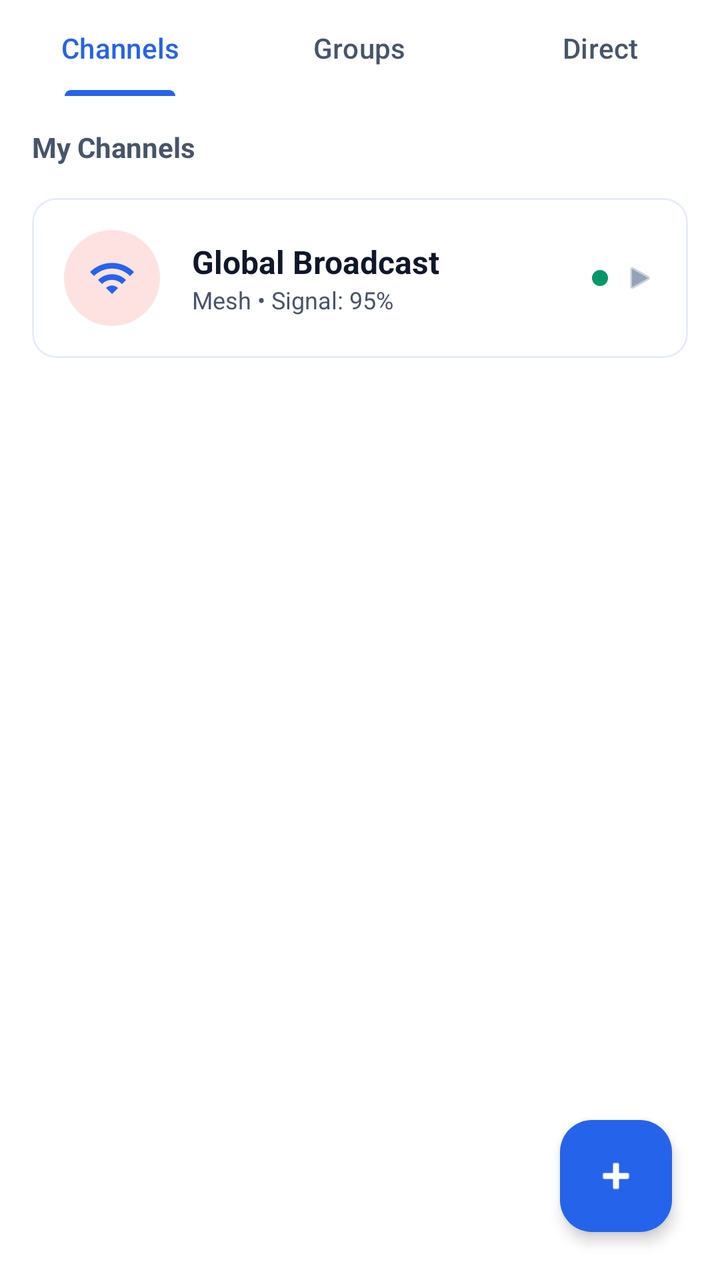
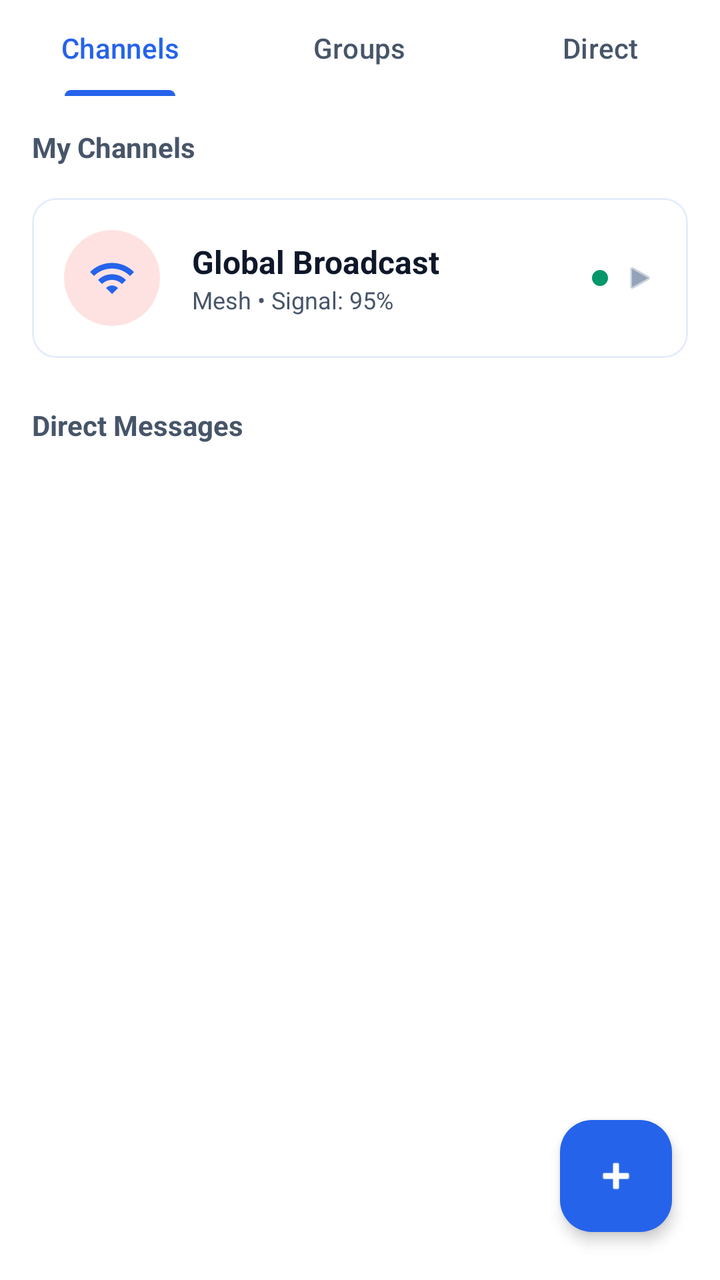

Two renders of the same Android screen: before a commit and after it. Below are the layout's source before the change and the commit's diff.
<!-- AndroidManifest.xml: application theme Theme.DisasterComm -->
<!-- res/layout/fragment_chat.xml -->
<?xml version="1.0" encoding="utf-8"?>
<FrameLayout
    xmlns:android="http://schemas.android.com/apk/res/android"
    xmlns:app="http://schemas.android.com/apk/res-auto"
    android:layout_width="match_parent"
    android:layout_height="match_parent"
    android:background="@color/background">

    <View
        android:id="@+id/chatHeader"
        android:layout_width="0dp"
        android:layout_height="0dp"
        android:visibility="gone"/>

    
    <LinearLayout
        android:id="@+id/layoutChannelList"
        android:layout_width="match_parent"
        android:layout_height="match_parent"
        android:orientation="vertical"
        android:visibility="visible">

        
        <com.google.android.material.tabs.TabLayout
            android:id="@+id/tabLayout"
            android:layout_width="match_parent"
            android:layout_height="wrap_content"
            android:background="@color/surface"
            app:tabIndicatorColor="@color/primary"
            app:tabSelectedTextColor="@color/primary"
            app:tabTextColor="@color/text_secondary"
            app:tabMode="fixed">

            <com.google.android.material.tabs.TabItem android:text="Channels"/>
            <com.google.android.material.tabs.TabItem android:text="Groups"/>
            <com.google.android.material.tabs.TabItem android:text="Direct"/>
        </com.google.android.material.tabs.TabLayout>

        <TextView
            android:layout_width="match_parent"
            android:layout_height="wrap_content"
            android:text="My Channels"
            android:textStyle="bold"
            android:textColor="@color/text_secondary"
            android:padding="16dp"
            android:textSize="14sp"/>

        
        <com.google.android.material.card.MaterialCardView
            android:id="@+id/cardGlobalBroadcast"
            android:layout_width="match_parent"
            android:layout_height="wrap_content"
            android:layout_marginHorizontal="16dp"
            app:cardCornerRadius="12dp"
            app:cardElevation="0dp"
            app:strokeWidth="1dp"
            app:strokeColor="@color/surface_dim"
            android:clickable="true"
            android:focusable="true"
            android:background="?attr/selectableItemBackground">
            <LinearLayout
                android:layout_width="match_parent"
                android:layout_height="wrap_content"
                android:orientation="horizontal"
                android:padding="16dp"
                android:gravity="center_vertical">
                
                <FrameLayout
                    android:layout_width="48dp"
                    android:layout_height="48dp"
                    android:background="@drawable/circle_background"
                    android:backgroundTint="#FEE2E2">
                    <ImageView android:layout_width="24dp" android:layout_height="24dp" android:src="@drawable/ic_wifi" app:tint="@color/primary" android:layout_gravity="center"/>
                </FrameLayout>
                
                <LinearLayout
                    android:layout_width="0dp"
                    android:layout_height="wrap_content"
                    android:layout_weight="1"
                    android:layout_marginStart="16dp"
                    android:orientation="vertical">
                    <TextView android:layout_width="wrap_content" android:layout_height="wrap_content" android:text="Global Broadcast" android:textStyle="bold" android:textColor="@color/text_primary" android:textSize="16sp"/>
                    <TextView android:layout_width="wrap_content" android:layout_height="wrap_content" android:text="Mesh • Signal: 95%" android:textColor="@color/text_secondary" android:textSize="12sp"/>
                </LinearLayout>

                <View android:layout_width="8dp" android:layout_height="8dp" android:background="@drawable/circle_background" android:backgroundTint="@color/success" android:layout_marginEnd="8dp"/>
                <ImageView android:layout_width="16dp" android:layout_height="16dp" android:src="@android:drawable/ic_media_play" app:tint="@color/text_tertiary"/>
            </LinearLayout>
        </com.google.android.material.card.MaterialCardView>

        
        <RelativeLayout
            android:layout_width="match_parent"
            android:layout_height="match_parent">
            <com.google.android.material.floatingactionbutton.FloatingActionButton
                android:layout_width="wrap_content"
                android:layout_height="wrap_content"
                android:layout_alignParentBottom="true"
                android:layout_alignParentEnd="true"
                android:layout_margin="24dp"
                android:src="@android:drawable/ic_input_add"
                app:backgroundTint="@color/primary"
                app:tint="@color/white"
                app:elevation="4dp"/>
        </RelativeLayout>
    </LinearLayout>

    
    <LinearLayout
        android:id="@+id/layoutChannelDetail"
        android:layout_width="match_parent"
        android:layout_height="match_parent"
        android:orientation="vertical"
        android:visibility="gone"
        android:background="@color/surface">

        
        <LinearLayout
            android:layout_width="match_parent"
            android:layout_height="wrap_content"
            android:orientation="horizontal"
            android:background="@color/primary"
            android:padding="16dp"
            android:gravity="center_vertical"
            android:elevation="4dp">
            
            <ImageView
                android:id="@+id/btnBackToChannels"
                android:layout_width="24dp"
                android:layout_height="24dp"
                android:src="@android:drawable/ic_media_previous"
                app:tint="@color/white"
                android:clickable="true"
                android:focusable="true"/>
                
            <LinearLayout
                android:layout_width="0dp"
                android:layout_height="wrap_content"
                android:layout_weight="1"
                android:layout_marginStart="16dp"
                android:orientation="vertical">
                <TextView android:layout_width="wrap_content" android:layout_height="wrap_content" android:text="Global Broadcast" android:textColor="@color/white" android:textStyle="bold" android:textSize="18sp"/>
                <TextView android:layout_width="wrap_content" android:layout_height="wrap_content" android:text="95% Signal Strength" android:textColor="#FEE2E2" android:textSize="12sp"/>
            </LinearLayout>
            
            <ImageView
                android:layout_width="24dp"
                android:layout_height="24dp"
                android:src="@android:drawable/ic_menu_more"
                app:tint="@color/white"/>
        </LinearLayout>

        
        <com.google.android.material.card.MaterialCardView
            android:layout_width="match_parent"
            android:layout_height="wrap_content"
            android:layout_margin="16dp"
            app:cardCornerRadius="12dp"
            app:cardElevation="0dp"
            app:strokeWidth="1dp"
            app:strokeColor="@color/surface_dim"
            app:cardBackgroundColor="@color/surface_variant">
            <LinearLayout
                android:layout_width="match_parent"
                android:layout_height="wrap_content"
                android:orientation="vertical"
                android:padding="16dp"
                android:gravity="center">
                
                <FrameLayout
                    android:layout_width="48dp"
                    android:layout_height="48dp"
                    android:background="@drawable/circle_background"
                    android:backgroundTint="#FEE2E2"
                    android:layout_marginBottom="8dp">
                    <ImageView android:layout_width="24dp" android:layout_height="24dp" android:src="@drawable/ic_wifi" app:tint="@color/primary" android:layout_gravity="center"/>
                </FrameLayout>
                
                <TextView android:layout_width="wrap_content" android:layout_height="wrap_content" android:text="Global Broadcast Channel" android:textStyle="bold" android:textColor="@color/text_primary" android:textSize="16sp"/>
                <TextView android:layout_width="wrap_content" android:layout_height="wrap_content" android:text="Official channel for important updates\nand emergency information." android:textColor="@color/text_secondary" android:textSize="12sp" android:textAlignment="center" android:layout_marginTop="4dp"/>
            </LinearLayout>
        </com.google.android.material.card.MaterialCardView>

        
        <androidx.recyclerview.widget.RecyclerView
            android:id="@+id/rvMessages"
            android:layout_width="match_parent"
            android:layout_height="0dp"
            android:layout_weight="1"
            android:padding="8dp"
            android:clipToPadding="false"/>

        
        <LinearLayout
            android:layout_width="match_parent"
            android:layout_height="wrap_content"
            android:orientation="horizontal"
            android:padding="12dp"
            android:background="@color/surface"
            android:elevation="8dp"
            android:gravity="center_vertical">

            <EditText
                android:id="@+id/etMessage"
                android:layout_width="0dp"
                android:layout_height="wrap_content"
                android:layout_weight="1"
                android:hint="Type a message..."
                android:background="@drawable/bg_input_field"
                android:paddingHorizontal="16dp"
                android:paddingVertical="12dp"
                android:maxLines="4"
                android:textSize="15sp"
                android:textColor="@color/text_primary"
                android:textColorHint="@color/text_tertiary"/>

            <ImageButton
                android:id="@+id/btnLocation"
                android:layout_width="48dp"
                android:layout_height="48dp"
                android:layout_marginStart="8dp"
                android:src="@drawable/ic_gps_accuracy"
                android:background="?attr/selectableItemBackgroundBorderless"
                app:tint="@color/text_secondary"
                android:contentDescription="Share Location"/>

            <FrameLayout
                android:id="@+id/btnSend"
                android:layout_width="48dp"
                android:layout_height="48dp"
                android:layout_marginStart="8dp"
                android:background="@drawable/circle_background"
                android:backgroundTint="@color/primary"
                android:clickable="true"
                android:focusable="true">
                <ImageView android:layout_width="24dp" android:layout_height="24dp" android:src="@drawable/ic_send" app:tint="@color/white" android:layout_gravity="center" android:layout_marginStart="2dp"/>
            </FrameLayout>
        </LinearLayout>
    </LinearLayout>
</FrameLayout>
<!-- resources referenced by this layout -->
<resources>
  <color name="background">#FFFFFF</color>
  <color name="primary">#2563EB</color>
  <color name="success">#059669</color>
  <color name="surface">#FFFFFF</color>
  <color name="surface_dim">#E4ECFC</color>
  <color name="surface_variant">#F1F5FD</color>
  <color name="text_primary">#0F172A</color>
  <color name="text_secondary">#475569</color>
  <color name="text_tertiary">#94A3B8</color>
  <color name="white">#FFFFFF</color>
  <!-- drawable bg_input_field (drawable) -->
  <?xml version="1.0" encoding="utf-8"?>
  <shape xmlns:android="http://schemas.android.com/apk/res/android"
      android:shape="rectangle">
      <corners android:radius="24dp"/>
      <solid android:color="@color/background_light"/>
  </shape>
  <!-- drawable circle_background (drawable) -->
  <?xml version="1.0" encoding="utf-8"?>
  <shape xmlns:android="http://schemas.android.com/apk/res/android"
      android:shape="oval">
      <solid android:color="#EEEEEE"/>
  </shape>
  <!-- drawable ic_gps_accuracy (drawable) -->
  <?xml version="1.0" encoding="utf-8"?>
  <vector xmlns:android="http://schemas.android.com/apk/res/android"
      android:width="24dp"
      android:height="24dp"
      android:viewportWidth="24"
      android:viewportHeight="24">
      
      
      <path
          android:fillColor="#000000"
          android:pathData="M12,2C8.13,2 5,5.13 5,9c0,5.25 7,13 7,13s7,-7.75 7,-13c0,-3.87 -3.13,-7 -7,-7zM12,11.5c-1.38,0 -2.5,-1.12 -2.5,-2.5s1.12,-2.5 2.5,-2.5 2.5,1.12 2.5,2.5 -1.12,2.5 -2.5,2.5z"/>
      
      
      <path
          android:fillColor="#000000"
          android:pathData="M17,7c0,-0.55 -0.45,-1 -1,-1s-1,0.45 -1,1c0,1.66 -1.34,3 -3,3s-3,-1.34 -3,-3c0,-0.55 -0.45,-1 -1,-1s-1,0.45 -1,1c0,2.76 2.24,5 5,5s5,-2.24 5,-5z"
          android:strokeWidth="0.5"
          android:strokeColor="#000000"/>
  </vector>
  <!-- drawable ic_send (drawable) -->
  <vector xmlns:android="http://schemas.android.com/apk/res/android"
      android:width="24dp"
      android:height="24dp"
      android:viewportWidth="24"
      android:viewportHeight="24">
      <path
          android:fillColor="#2563EB"
          android:pathData="M2.01,21L23,12 2.01,3 2,10l15,2 -15,2z"/>
  </vector>
  <!-- drawable ic_wifi (drawable) -->
  <vector xmlns:android="http://schemas.android.com/apk/res/android"
      android:width="24dp"
      android:height="24dp"
      android:viewportWidth="24"
      android:viewportHeight="24">
      <path
          android:fillColor="#000000"
          android:pathData="M1,9l2,2c4.97,-4.97 13.03,-4.97 18,0l2,-2C16.93,2.93 7.08,2.93 1,9zM9,17l3,3 3,-3c-1.65,-1.66 -4.34,-1.66 -6,0zM5,13l2,2c2.76,-2.76 7.24,-2.76 10,0l2,-2C15.14,9.14 8.87,9.14 5,13z"/>
  </vector>
  <color name="background_light">@color/background</color>
  <color name="primary_variant">#1D4ED8</color>
  <color name="text_on_primary">#FFFFFF</color>
  <color name="secondary">#6366F1</color>
  <color name="secondary_variant">#4F46E5</color>
  <style name="Widget.App.Button" parent="Widget.Material3.Button">
          <item name="android:minHeight">48dp</item>
          <item name="android:minWidth">48dp</item>
          <item name="android:stateListAnimator">@null</item> 
          <item name="android:elevation">0dp</item>
      </style>
  <!-- unchanged entries left out for length: 1 -->
</resources>

<!-- the commit's change to res/layout/fragment_chat.xml (unified diff, before → after) -->
@@ -13,12 +13,16 @@
         android:visibility="gone"/>
 
     
-    <LinearLayout
+    <FrameLayout
         android:id="@+id/layoutChannelList"
         android:layout_width="match_parent"
         android:layout_height="match_parent"
-        android:orientation="vertical"
         android:visibility="visible">
+
+        <LinearLayout
+            android:layout_width="match_parent"
+            android:layout_height="match_parent"
+            android:orientation="vertical">
 
         
         <com.google.android.material.tabs.TabLayout
@@ -37,6 +41,7 @@
         </com.google.android.material.tabs.TabLayout>
 
         <TextView
+            android:id="@+id/tvMyChannelsHeader"
             android:layout_width="match_parent"
             android:layout_height="wrap_content"
             android:text="My Channels"
@@ -88,22 +93,39 @@
             </LinearLayout>
         </com.google.android.material.card.MaterialCardView>
 
-        
-        <RelativeLayout
-            android:layout_width="match_parent"
-            android:layout_height="match_parent">
-            <com.google.android.material.floatingactionbutton.FloatingActionButton
-                android:layout_width="wrap_content"
-                android:layout_height="wrap_content"
-                android:layout_alignParentBottom="true"
-                android:layout_alignParentEnd="true"
-                android:layout_margin="24dp"
-                android:src="@android:drawable/ic_input_add"
-                app:backgroundTint="@color/primary"
-                app:tint="@color/white"
-                app:elevation="4dp"/>
-        </RelativeLayout>
-    </LinearLayout>
+        <TextView
+            android:id="@+id/tvDirectMessagesHeader"
+            android:layout_width="match_parent"
+            android:layout_height="wrap_content"
+            android:text="Direct Messages"
+            android:textStyle="bold"
+            android:textColor="@color/text_secondary"
+            android:padding="16dp"
+            android:textSize="14sp"
+            android:layout_marginTop="8dp"/>
+
+        
+        <androidx.recyclerview.widget.RecyclerView
+            android:id="@+id/rvPrivateChats"
+            android:layout_width="match_parent"
+            android:layout_height="0dp"
+            android:layout_weight="1"
+            android:clipToPadding="false"
+            android:paddingBottom="16dp"/>
+        </LinearLayout>
+
+        
+        <com.google.android.material.floatingactionbutton.FloatingActionButton
+            android:id="@+id/fabNewChat"
+            android:layout_width="wrap_content"
+            android:layout_height="wrap_content"
+            android:layout_gravity="bottom|end"
+            android:layout_margin="24dp"
+            android:src="@android:drawable/ic_input_add"
+            app:backgroundTint="@color/primary"
+            app:tint="@color/white"
+            app:elevation="4dp"/>
+    </FrameLayout>
 
     
     <LinearLayout
@@ -198,7 +220,8 @@
             android:padding="12dp"
             android:background="@color/surface"
             android:elevation="8dp"
-            android:gravity="center_vertical">
+            android:gravity="center_vertical"
+            android:baselineAligned="false">
 
             <EditText
                 android:id="@+id/etMessage"
@@ -213,6 +236,18 @@
                 android:textSize="15sp"
                 android:textColor="@color/text_primary"
                 android:textColorHint="@color/text_tertiary"/>
+
+            <ImageButton
+                android:id="@+id/btnSos"
+                android:layout_width="48dp"
+                android:layout_height="48dp"
+                android:layout_marginStart="8dp"
+                android:src="@drawable/ic_hospital_new"
+                android:background="@drawable/circle_background"
+                android:backgroundTint="#FEE2E2"
+                app:tint="@color/error"
+                android:contentDescription="Send Global SOS"
+                android:elevation="2dp"/>
 
             <ImageButton
                 android:id="@+id/btnLocation"
<!-- resource entries referenced after the edit -->
@@ -1,6 +1,7 @@
 <!-- resources referenced by this layout -->
 <resources>
   <color name="background">#FFFFFF</color>
+  <color name="error">#DC2626</color>
   <color name="primary">#2563EB</color>
   <color name="success">#059669</color>
   <color name="surface">#FFFFFF</color>
@@ -43,6 +44,10 @@
           android:strokeWidth="0.5"
           android:strokeColor="#000000"/>
   </vector>
+  <!-- drawable ic_hospital_new (drawable) -->
+  <vector xmlns:android="http://schemas.android.com/apk/res/android" android:width="24dp" android:height="24dp" android:viewportWidth="24" android:viewportHeight="24">
+    <path android:fillColor="#DC2626" android:pathData="M12 2C6.48 2 2 6.48 2 12s4.48 10 10 10 10-4.48 10-10S17.52 2 12 2zm4 11h-3v3h-2v-3H8v-2h3V8h2v3h3v2z"/>
+  </vector>
   <!-- drawable ic_send (drawable) -->
   <vector xmlns:android="http://schemas.android.com/apk/res/android"
       android:width="24dp"
